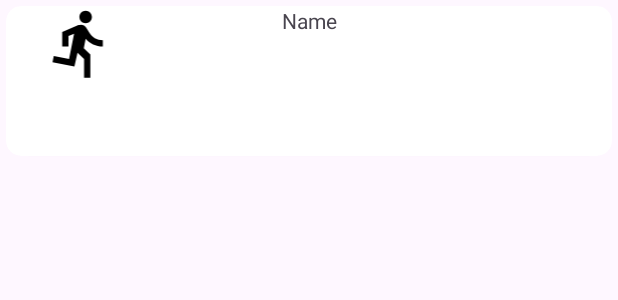
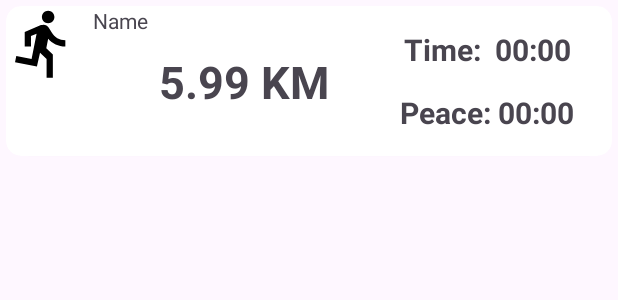
Before and after one commit to vaziman/VaziStat, an Android app: the layout last_run.xml on its own in the app's theme, with its tools: preview values and no code run, on a phone screen of 412 x 824 dp. Shown: the top 300 px of the screen. Run offline under Robolectric (Android 15) with nearby library versions, the phone set to English and light mode, and no system bars.

Commit message:
designed last_run.xml

```diff
--- a/app/src/main/java/com/example/myapplication/MainActivity.kt
+++ b/app/src/main/java/com/example/myapplication/MainActivity.kt
@@ -49,8 +49,9 @@ class MainActivity : AppCompatActivity() {
             }
             true
         }
-             requestStravaData.getStravaAutorisationCode()
-             requestStravaData.refreshToken()
+            //  requestStravaData.getStravaAutorisationCode()
+              requestStravaData.refreshToken()
+
     }
 
     private fun replaceFragment(fragment: Fragment) {
--- a/app/src/main/java/com/example/myapplication/RequestStravaData.kt
+++ b/app/src/main/java/com/example/myapplication/RequestStravaData.kt
@@ -8,7 +8,7 @@ import com.android.volley.toolbox.Volley
 import com.example.myapplication.constants.Keys
 import org.json.JSONObject
 
-class RequestStravaData(private val context: Context) {
+open class RequestStravaData(private val context: Context) {
 
     fun getStravaAutorisationCode() {
 
@@ -46,17 +46,21 @@ class RequestStravaData(private val context: Context) {
                 val stringResponse = JSONObject(response)
                 val accessToken = stringResponse.getString("access_token")
                 // val accessToken = stringResponse.getJSONObject("access_token")
-                Log.d("MyLog", "Response: $stringResponse")
-                Log.d("MyLog", "Access_token: $accessToken")
+//                Log.d("MyLog", "Response: $stringResponse")
+//                Log.d("MyLog", "Access_token: $accessToken")
                 getActivitiesInfo(accessToken)
+
             },{
-                Log.d("MyLog", "Response: $it")
+//                Log.d("MyLog", "Response it: $it")
             })
+
         queue.add(stringReqest)
+
 
     }
 
      fun getActivitiesInfo(accessToken: String){
+
          val url = "https://www.strava.com/api/v3/athlete/activities?access_token=$accessToken"
          val queue = Volley.newRequestQueue(context)
          val stringRequest = StringRequest(Request.Method.GET, url,
@@ -64,7 +68,7 @@ class RequestStravaData(private val context: Context) {
                  response ->
                  Log.d("MyLog", "Response: $response")
              }, {
-                 Log.d("MyLog", "Response: $it")
+//                 Log.d("MyLog", "Response: $it")
              })
          queue.add(stringRequest)
 
--- a/app/src/main/java/com/example/myapplication/adapter/DataAdapter.kt
+++ b/app/src/main/java/com/example/myapplication/adapters/DataAdapter.kt
@@ -1,14 +1,13 @@
-package com.example.myapplication.adapter
+package com.example.myapplication.adapters
 
 import android.view.LayoutInflater
-import android.view.View
 import android.view.ViewGroup
 import androidx.recyclerview.widget.RecyclerView
 import com.example.myapplication.R
 import com.example.myapplication.holders.BaseDataViewHolder
 import com.example.myapplication.holders.LastRunDataViewHolder
 import com.example.myapplication.holders.WeeklyProgressDataViewHolder
-import com.example.myapplication.model.DataModel
+import com.example.myapplication.models.DataModel
 
 class DataAdapter() : RecyclerView.Adapter<BaseDataViewHolder>() {
 //    private val dataList = ArrayList<DataModel>()
--- a/app/src/main/java/com/example/myapplication/holders/BaseDataViewHolder.kt
+++ b/app/src/main/java/com/example/myapplication/holders/BaseDataViewHolder.kt
@@ -2,7 +2,7 @@ package com.example.myapplication.holders
 
 import android.view.View
 import androidx.recyclerview.widget.RecyclerView
-import com.example.myapplication.model.DataModel
+import com.example.myapplication.models.DataModel
 
 
 abstract class BaseDataViewHolder(view: View) : RecyclerView.ViewHolder(view) {
--- a/app/src/main/java/com/example/myapplication/holders/LastRunDataViewHolder.kt
+++ b/app/src/main/java/com/example/myapplication/holders/LastRunDataViewHolder.kt
@@ -2,8 +2,7 @@ package com.example.myapplication.holders
 
 import android.view.View
 import com.example.myapplication.databinding.LastRunBinding
-import com.example.myapplication.databinding.ModelDataLayoutBinding
-import com.example.myapplication.model.DataModel
+import com.example.myapplication.models.DataModel
 
 class LastRunDataViewHolder(view: View) : BaseDataViewHolder(view) {
 
--- a/app/src/main/java/com/example/myapplication/holders/WeeklyProgressDataViewHolder.kt
+++ b/app/src/main/java/com/example/myapplication/holders/WeeklyProgressDataViewHolder.kt
@@ -3,7 +3,7 @@ package com.example.myapplication.holders
 import android.animation.ObjectAnimator
 import android.view.View
 import com.example.myapplication.databinding.ModelDataLayoutBinding
-import com.example.myapplication.model.DataModel
+import com.example.myapplication.models.DataModel
 
 class WeeklyProgressDataViewHolder(view: View) : BaseDataViewHolder(view) {
 
--- a/app/src/main/java/com/example/myapplication/model/DataModel.kt
+++ b/app/src/main/java/com/example/myapplication/models/DataModel.kt
@@ -1,6 +1,4 @@
-package com.example.myapplication.model
-
-import android.widget.ProgressBar
+package com.example.myapplication.models
 
 data class DataModel(var progressBar: Int, var dataKilometers : String , var dataKMPercent: String) {
 }
--- a/app/src/main/res/layout/last_run.xml
+++ b/app/src/main/res/layout/last_run.xml
@@ -1,7 +1,7 @@
 <?xml version="1.0" encoding="utf-8"?>
 
 <androidx.cardview.widget.CardView
-        android:id="@+id/CVLastRun"
+        xmlns:tools="http://schemas.android.com/tools" android:id="@+id/CVLastRun"
         xmlns:android="http://schemas.android.com/apk/res/android"
         android:layout_width="match_parent"
         android:layout_height="100dp"
@@ -12,9 +12,8 @@
 >
     <androidx.constraintlayout.widget.ConstraintLayout
             android:id="@+id/CLLastRun"
-            xmlns:android="http://schemas.android.com/apk/res/android"
             android:layout_width="match_parent"
-            android:layout_height="wrap_content">
+            android:layout_height="match_parent">
 
 
         <TextView
@@ -22,14 +21,58 @@
                 android:layout_width="wrap_content"
                 android:layout_height="wrap_content"
                 android:text="Name"
-                app:layout_constraintStart_toStartOf="parent"
-                app:layout_constraintEnd_toEndOf="parent"
+                app:layout_constraintStart_toEndOf="@id/item_runner"
+                android:layout_marginStart="8dp"
+
         />
 
         <ImageView
-                android:layout_width="100dp"
+                android:id="@+id/item_runner"
+                android:layout_width="50dp"
                 android:layout_height="50dp"
                 android:src="@drawable/run"
+                app:layout_constraintStart_toStartOf="parent"
+
+                app:layout_constraintTop_toTopOf="parent"/>
+
+        <TextView
+                android:id="@+id/TVTime"
+                android:layout_width="wrap_content"
+                android:layout_height="wrap_content"
+                app:layout_constraintBottom_toTopOf="@id/TVPeace"
+                app:layout_constraintTop_toTopOf="parent"
+                android:text="Time:  00:00"
+                android:textStyle="bold"
+                android:textSize="20dp"
+                app:layout_constraintEnd_toEndOf="parent"
+        android:layout_marginEnd="25dp"
+        app:layout_constraintStart_toStartOf="@id/TVPeace"/>
+
+
+        <TextView
+                android:id="@+id/TVPeace"
+                android:layout_width="wrap_content"
+                android:layout_height="wrap_content"
+                app:layout_constraintBottom_toBottomOf="parent"
+                app:layout_constraintTop_toBottomOf="@id/TVTime"
+                android:text="Peace: 00:00"
+
+                android:textStyle="bold"
+                android:textSize="20dp"
+                app:layout_constraintEnd_toEndOf="parent"
+                android:layout_marginEnd="25dp"
+        />
+
+        <TextView
+                android:layout_width="wrap_content"
+                android:layout_height="wrap_content"
+                android:text="5.99 KM"
+                app:layout_constraintTop_toTopOf="parent"
+                app:layout_constraintBottom_toBottomOf="parent"
+                app:layout_constraintEnd_toStartOf="@id/TVTime"
+                android:layout_marginEnd="50dp"
+                android:textSize="30dp"
+                android:textStyle="bold"
         />
 
     </androidx.constraintlayout.widget.ConstraintLayout>
```
Also changed, not shown: app/src/main/java/com/example/myapplication/fragments/HomeFragment.kt (+2 -5 lines).
